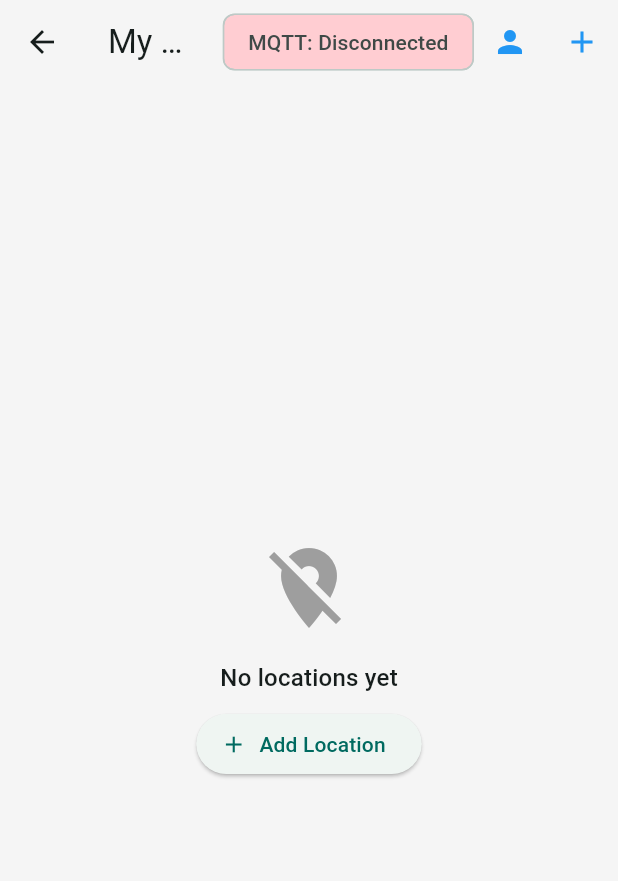
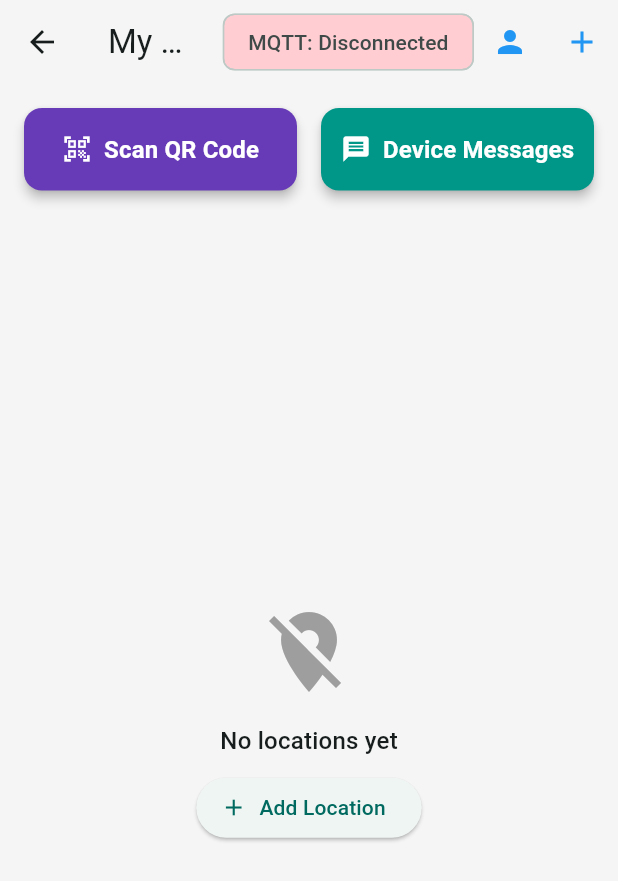
Before and after one commit to R1meq/flutter-iot-labs, a Flutter app: the HomePage screen opened by its route, on a phone screen of 412 x 824 dp. Shown: the top 881 px of the screen. Run offline on Flutter 3.47's test engine with Material 3 defaults, Android fonts, the phone set to English and light mode, and no system bars; our stand-ins replace connectivity_plus, logger, shared_preferences; missing offline and left inert: mobile_scanner, mqtt_client, usb_serial; accounts and stored records are empty.

Commit message:
feat: added lab_5

```diff
--- a/lib/page/home_page.dart
+++ b/lib/page/home_page.dart
@@ -8,7 +8,9 @@ import 'package:iot_flutter/data/user_storage.dart';
 import 'package:iot_flutter/model/location_measurement_data.dart';
 import 'package:iot_flutter/model/mqtt_handler.dart';
 import 'package:iot_flutter/page/location_editor_page.dart';
+import 'package:iot_flutter/page/message_view_screen.dart';
 import 'package:iot_flutter/page/profile_page.dart';
+import 'package:iot_flutter/page/qr_scanner_screen.dart';
 import 'package:iot_flutter/utils/network_monitor.dart';
 import 'package:iot_flutter/utils/sensor_formatter.dart';
 import 'package:logger/logger.dart';
@@ -221,8 +223,10 @@ class _HomePageState extends State<HomePage> {
     return Scaffold(
       backgroundColor: AppColors.background,
       appBar: AppBar(
-        title: Text('My Locations',
-          style: Theme.of(context).textTheme.titleLarge, ),
+        title: Text(
+          'My Locations',
+          style: Theme.of(context).textTheme.titleLarge,
+        ),
         backgroundColor: AppColors.background,
         elevation: 0,
         actions: [
@@ -237,8 +241,9 @@ class _HomePageState extends State<HomePage> {
             onPressed: () {
               Navigator.push(
                 context,
-                MaterialPageRoute<void>
-                  (builder: (context) => const ProfilePage(), ),
+                MaterialPageRoute<void>(
+                  builder: (context) => const ProfilePage(),
+                ),
               );
             },
             tooltip: 'Profile',
@@ -250,9 +255,93 @@ class _HomePageState extends State<HomePage> {
           ),
         ],
       ),
-      body: _locations.isEmpty
-          ? _buildEmptyState()
-          : ListView.builder(
+      body: Padding(
+        padding: const EdgeInsets.all(16),
+        child: Column(
+          children: [
+            // Always visible action buttons
+            _buildActionButtons(),
+            const SizedBox(height: 30),
+            // Content area that changes based on locations
+            Expanded(
+              child: _locations.isEmpty
+                  ? _buildEmptyLocationsList()
+                  : _buildLocationsList(),
+            ),
+          ],
+        ),
+      ),
+    );
+  }
+
+  Widget _buildActionButtons() {
+    return Row(
+      children: [
+        Expanded(
+          child: ElevatedButton.icon(
+            style: ElevatedButton.styleFrom(
+              backgroundColor: Colors.deepPurple,
+              foregroundColor: Colors.white,
+              padding: const EdgeInsets.symmetric(vertical: 16),
+              shape: RoundedRectangleBorder(
+                borderRadius: BorderRadius.circular(12),
+              ),
+              elevation: 3,
+            ),
+            onPressed: () {
+              Navigator.push(
+                context,
+                MaterialPageRoute<QRScannerScreen>(
+                  builder: (context) => const QRScannerScreen(),
+                ),
+              );
+            },
+            icon: const Icon(Icons.qr_code_scanner, size: 20),
+            label: const Text(
+              'Scan QR Code',
+              style: TextStyle(
+                fontSize: 16,
+                fontWeight: FontWeight.w600,
+              ),
+            ),
+          ),
+        ),
+        const SizedBox(width: 16),
+        Expanded(
+          child: ElevatedButton.icon(
+            style: ElevatedButton.styleFrom(
+              backgroundColor: Colors.teal,
+              foregroundColor: Colors.white,
+              padding: const EdgeInsets.symmetric(vertical: 16),
+              shape: RoundedRectangleBorder(
+                borderRadius: BorderRadius.circular(12),
+              ),
+              elevation: 3,
+            ),
+            onPressed: () {
+              Navigator.push(
+                context,
+                MaterialPageRoute<DeviceMessageScreen>(
+                  builder: (context) => const DeviceMessageScreen(),
+                ),
+              );
+            },
+            icon: const Icon(Icons.message, size: 20),
+            label: const Text(
+              'Device Messages',
+              style: TextStyle(
+                fontSize: 16,
+                fontWeight: FontWeight.w600,
+              ),
+            ),
+          ),
+        ),
+      ],
+    );
+  }
+
+  Widget _buildLocationsList() {
+    return ListView.builder(
       itemCount: _locations.length,
       itemBuilder: (context, index) {
         final location = _locations[index];
@@ -278,18 +367,20 @@ class _HomePageState extends State<HomePage> {
           ),
         );
       },
-      ),
     );
   }
-  Widget _buildEmptyState() {
+
+  Widget _buildEmptyLocationsList() {
     return Center(
       child: Column(
         mainAxisAlignment: MainAxisAlignment.center,
         children: [
           const Icon(Icons.location_off, size: 64, color: Colors.grey),
           const SizedBox(height: 16),
-          Text('No locations yet',
-            style: Theme.of(context).textTheme.titleMedium, ),
+          Text(
+            'No locations yet',
+            style: Theme.of(context).textTheme.titleMedium,
+          ),
           const SizedBox(height: 8),
           ElevatedButton.icon(
             icon: const Icon(Icons.add),
--- a/pubspec.yaml
+++ b/pubspec.yaml
@@ -37,6 +37,9 @@ dependencies:
   internet_connection_checker: ^1.0.0+1
   intl: ^0.19.0
   logger: ^1.0.0
+  mobile_scanner: ^3.2.0
+  usb_serial: ^0.5.2
+
   # The following adds the Cupertino Icons font to your application.
   # Use with the CupertinoIcons class for iOS style icons.
   cupertino_icons: ^1.0.8
```
Also changed, not shown: lib/page/message_view_screen.dart (added, +121 -0 lines), lib/page/qr_scanner_screen.dart (added, +162 -0 lines), lib/utils/usb_serial_service.dart (added, +99 -0 lines), pubspec.lock. Lines whose indentation alone changed are shown as unchanged.
